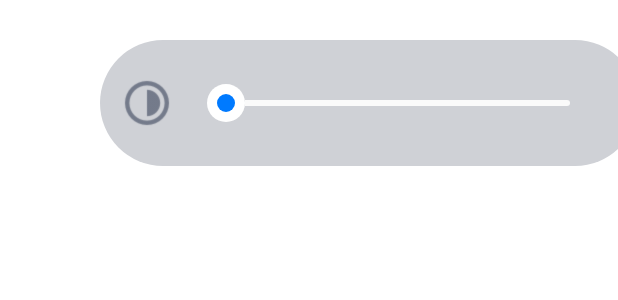
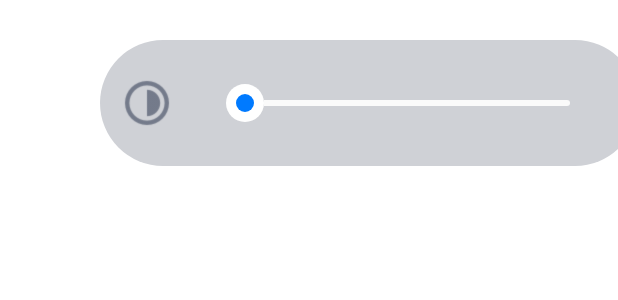
Before and after one commit to lixiangdebaby/CustomerSystemUI, an Android app: the layout screen_brightness_seekbar.xml on its own in the app's theme, with its tools: preview values and no code run, on a phone screen of 412 x 824 dp. Shown: the top 300 px of the screen. Run offline under Robolectric (Android 15) with nearby library versions, the phone set to English and light mode, and no system bars.

Commit message:
优化seekbar ui

```diff
--- a/app/src/main/res/layout/screen_brightness_seekbar.xml
+++ b/app/src/main/res/layout/screen_brightness_seekbar.xml
@@ -27,12 +27,12 @@
             android:gravity="center"
             android:layout_width="392px"
             android:layout_height="50px"
-            android:layout_toLeftOf="@+id/text1"
             android:maxHeight="6px"
             android:minHeight="6px"
             android:max="100"
+            android:thumbOffset="0dip"
             android:paddingRight="6px"
-            android:layout_gravity="center_vertical"
+            android:layout_gravity="center"
             android:progressDrawable="@drawable/seekbar_layer"
             android:thumb="@drawable/seekbar_ring" />
     </LinearLayout>
--- a/app/src/main/res/layout/systemui_layout_line_one.xml
+++ b/app/src/main/res/layout/systemui_layout_line_one.xml
@@ -32,10 +32,10 @@
                 android:gravity="center"
                 android:layout_width="392px"
                 android:layout_height="50px"
-                android:layout_toLeftOf="@+id/text1"
                 android:maxHeight="6px"
                 android:minHeight="6px"
-                android:max="200"
+                android:max="100"
+                android:thumbOffset="0dip"
                 android:paddingRight="6px"
                 android:layout_gravity="center_vertical"
                 android:progressDrawable="@drawable/seekbar_layer"
```
